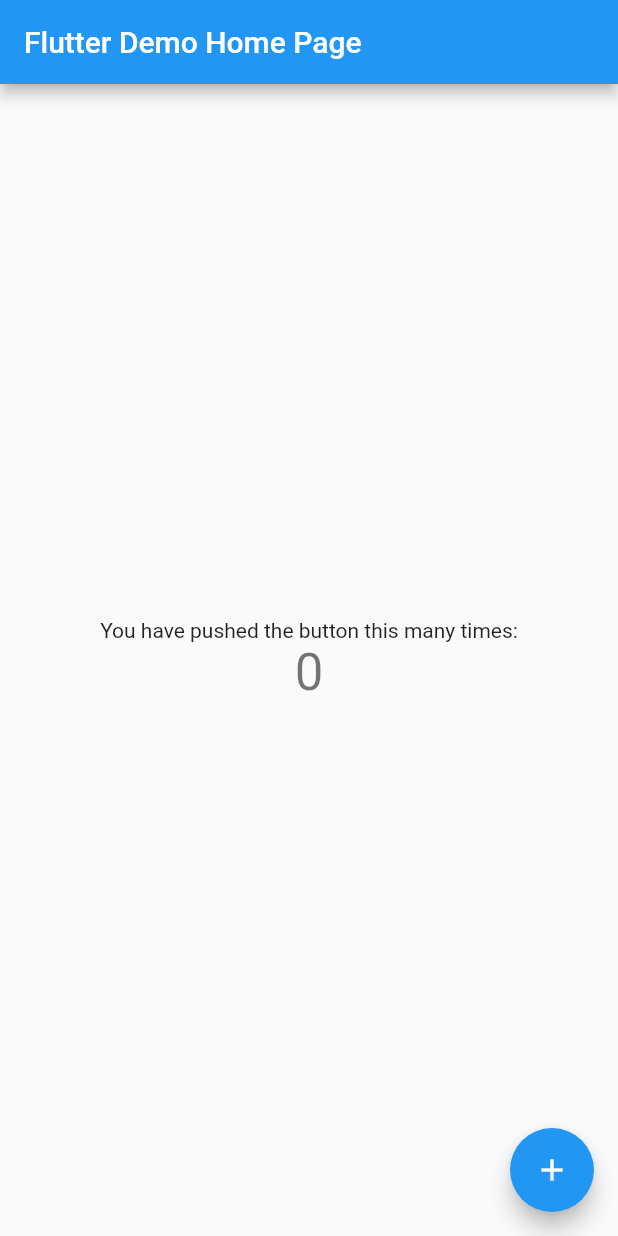
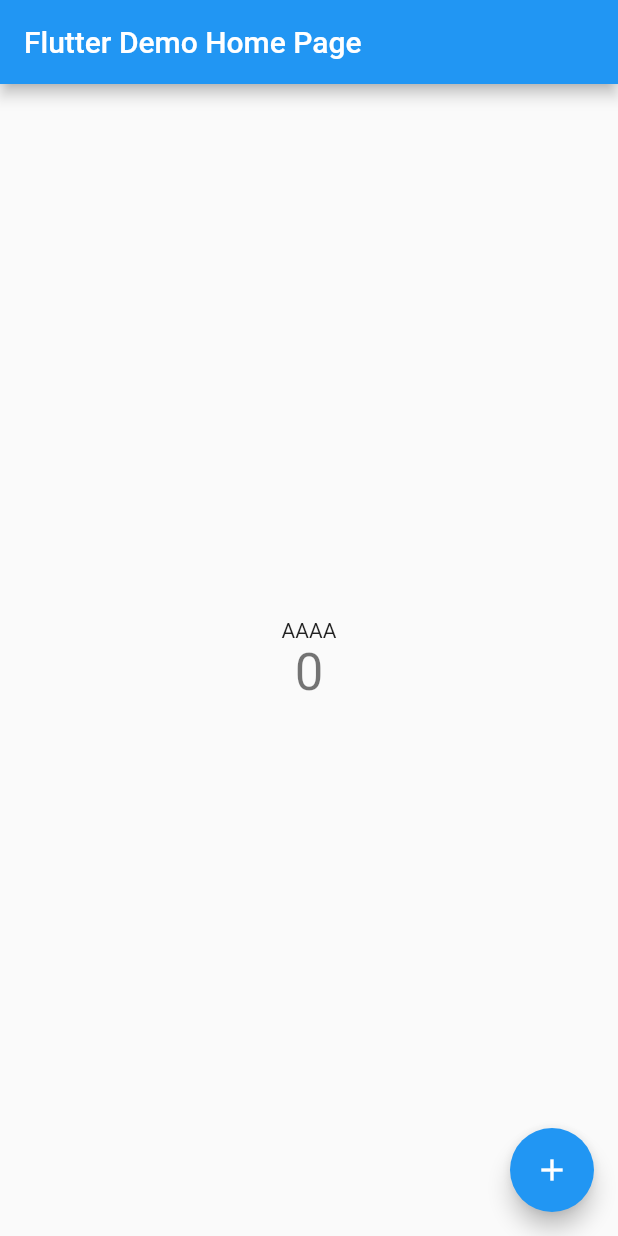
Before and after one commit to MrDenine/non-Helmet_detection_Mobile_Fortest, a Flutter app: the screen it shows after launch, on a phone screen of 412 x 824 dp. Run offline on Flutter 3.47's test engine with Material 2 defaults, Android fonts, the phone set to English and light mode, and no system bars.

Commit message:
Main new!!!

```diff
--- a/lib/main.dart
+++ b/lib/main.dart
@@ -94,7 +94,7 @@ class _MyHomePageState extends State<MyHomePage> {
           mainAxisAlignment: MainAxisAlignment.center,
           children: <Widget>[
             Text(
-              'You have pushed the button this many times:',
+              'AAAA',
             ),
             Text(
               '$_counter',
```
